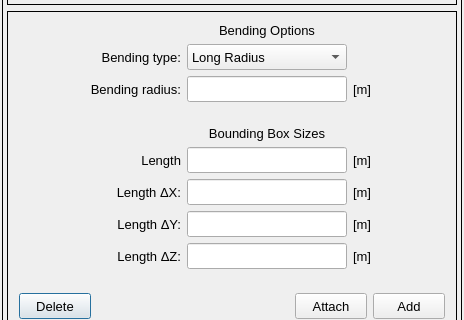
This is pulse/interface/data/ui_files/model/geometry/geometry_designer_widget.ui in open-pulse/OpenPulse as Qt 5 draws it before an edit; both pictures show x 0 to 464 and y 169 to 489 of the 464 by 802 pixel window. The edited form follows.
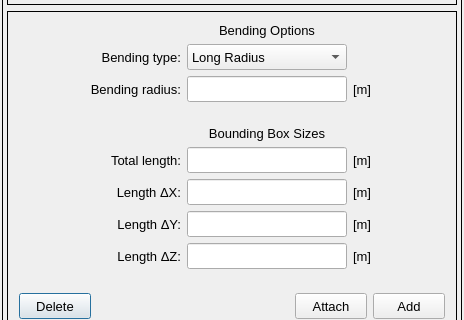
This is the edited form.

Commit message: update total length label

```diff
--- a/pulse/interface/data/ui_files/model/geometry/geometry_designer_widget.ui
+++ b/pulse/interface/data/ui_files/model/geometry/geometry_designer_widget.ui
@@ -303,7 +303,7 @@
                 </font>
                </property>
                <property name="text">
-                <string>Length</string>
+                <string>Total length:</string>
                </property>
                <property name="alignment">
                 <set>Qt::AlignmentFlag::AlignRight|Qt::AlignmentFlag::AlignTrailing|Qt::AlignmentFlag::AlignVCenter</set>
```
Left out of the diff: 14 changed lines with no effect on the pictures. The commit also changes 1 other file.
